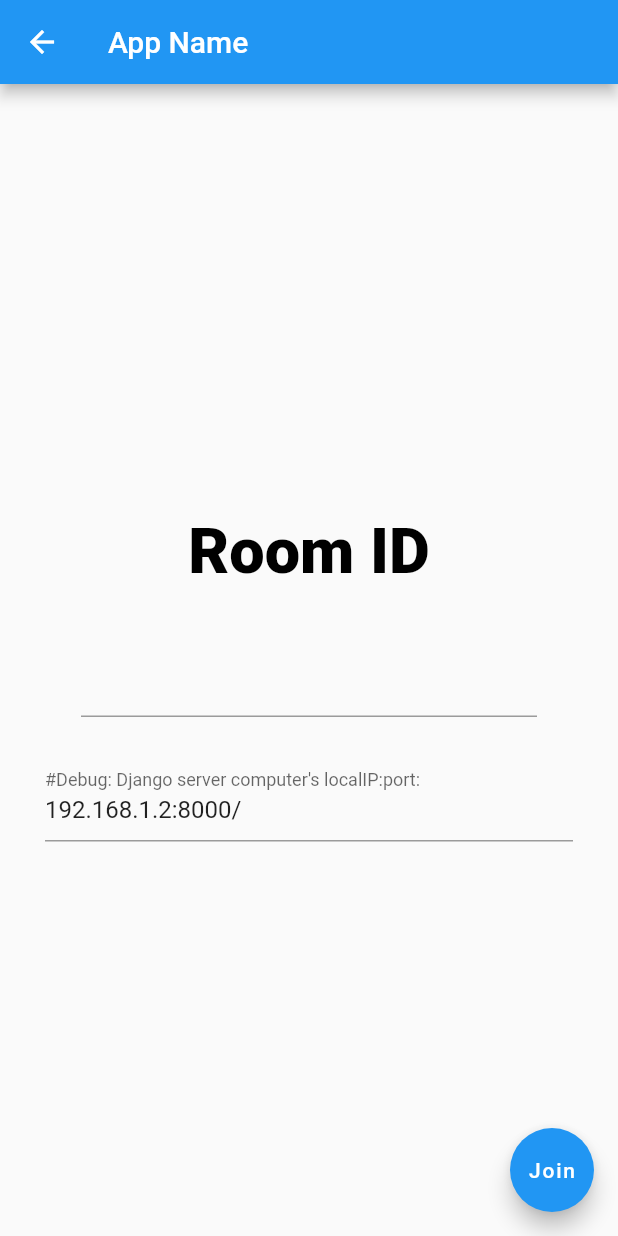
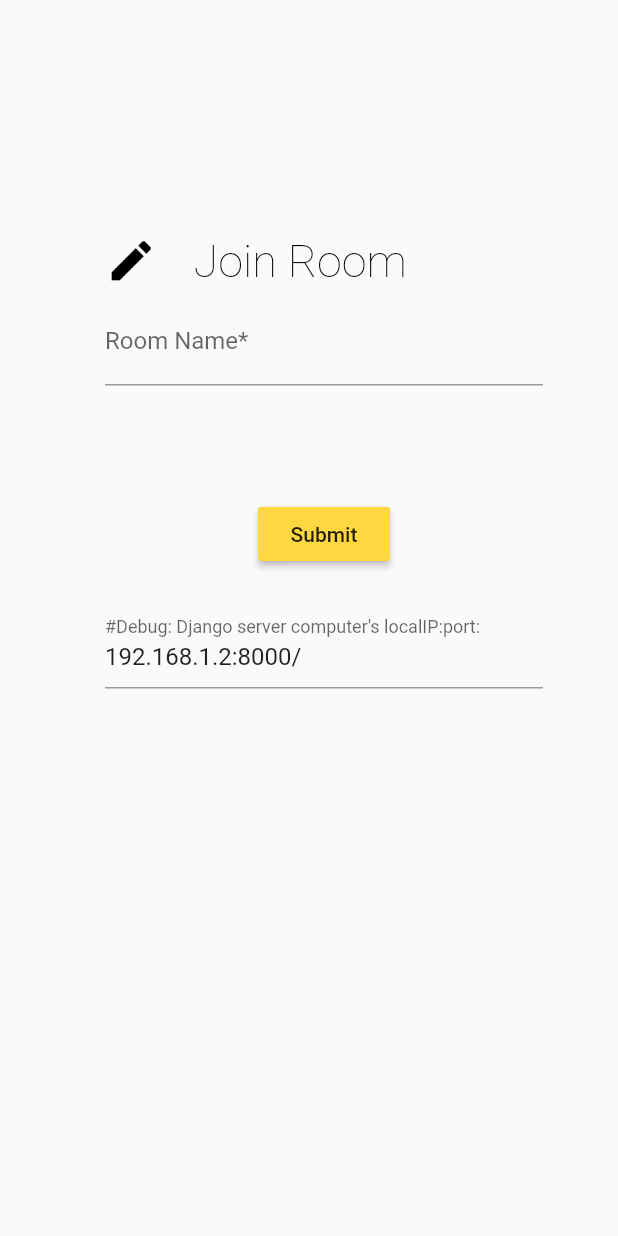
Before and after one commit to Corruption13/Attendance-Companion, a Flutter app: the JoinRoom screen opened by its route, on a phone screen of 412 x 824 dp. Run offline on Flutter 3.47's test engine with Material 2 defaults, Android fonts, the light colour scheme and no system bars; our stand-ins replace shared_preferences; accounts and stored records are empty.

```diff
--- a/Flutter/bunk_mate/lib/API.dart
+++ b/Flutter/bunk_mate/lib/API.dart
@@ -124,7 +124,7 @@ Future joinRoomAPI(String code, String debugIP) async {
     urlBase = "http://" + debugIP ;
     print("DebugIP: " + debugIP);
   }
-
+  print("Code:" + code);
   String token = await getObject('token');
 
   final http.Response response = await http.post(
@@ -134,8 +134,7 @@ Future joinRoomAPI(String code, String debugIP) async {
       'Authorization': token
     },
     body: jsonEncode(<String, String>{
-      "room_code": code,
-
+      "room_id": code,
     }),
   );
   if (response.statusCode == 201) {
--- a/Flutter/bunk_mate/lib/createRoom.dart
+++ b/Flutter/bunk_mate/lib/createRoom.dart
@@ -1,6 +1,6 @@
 import 'package:flutter/material.dart';
 import 'API.dart';
-import 'helperFunctions.dart';
+import 'AlertFunctions.dart';
 
 class CreateRoomForm extends StatefulWidget {
   @override
@@ -73,7 +73,7 @@ class _CreateRoomFormState extends State<CreateRoomForm> {
                       crossAxisAlignment: CrossAxisAlignment.center,
                       children: <Widget>[
                         Icon(
-                            Icons.whatshot,
+                            Icons.create,
                             color: const Color(0xFF000000),
                             size: 35.0),
                         SizedBox(width: 24,),
@@ -103,6 +103,7 @@ class _CreateRoomFormState extends State<CreateRoomForm> {
                       }
                       _formKey.currentState.save();
                       print("debug");
+
                       var item = await createRoomAPI(_name, _description, _debugLocalIP) ;
                       if(item == -1){
                         showAlertSimple(context, "Error", "API could not be reached");
--- a/Flutter/bunk_mate/lib/joinRoom.dart
+++ b/Flutter/bunk_mate/lib/joinRoom.dart
@@ -1,16 +1,37 @@
 import 'package:flutter/material.dart';
 import 'API.dart';
+import 'AlertFunctions.dart';
 
 class JoinRoom extends StatefulWidget {
-  JoinRoom({Key key}) : super(key: key);
   @override
-  _JoinRoomState createState() => new _JoinRoomState();
+  _JoinRoomState createState() => _JoinRoomState();
 }
 
 class _JoinRoomState extends State<JoinRoom> {
 
   String _code;
   String _debugLocalIP;
+
+  final GlobalKey<FormState>  _formKey = GlobalKey<FormState>();
+
+  Widget _buildName(){
+    return TextFormField(
+      decoration: InputDecoration(labelText: "Room Name*"),
+      // ignore: missing_return
+      validator: (String value){
+        if(value.isEmpty){
+          return "Name Required";
+        }
+
+      },
+      onSaved: (String value){
+        _code = value;
+      },
+
+    );
+  }
+
+
 
   Widget _buildLocalIP(){
     return TextFormField(
@@ -25,76 +46,86 @@ class _JoinRoomState extends State<JoinRoom> {
     );
   }
 
-  final GlobalKey<FormState>  _formKey = GlobalKey<FormState>();
+  Widget build(BuildContext context) {
+    return Scaffold(
 
-  @override
-  Widget build(BuildContext context) {
-    return new Scaffold(
-      appBar: new AppBar(
-        title: new Text('App Name'),
-      ),
-      body:
-      new Container(
-        child:
-        new Center(
-          child:
-          new Column(
-              mainAxisAlignment: MainAxisAlignment.center,
+      body: Padding(
+        padding: const EdgeInsets.all(50.0),
+        child: Container(
+
+          child: Padding(
+            padding: const EdgeInsets.fromLTRB(20, 100, 0, 10),
+            child: Form(
+              key: _formKey,
+              child: Column(
+                children: [
+                  Row(
+                      mainAxisAlignment: MainAxisAlignment.start,
                       mainAxisSize: MainAxisSize.max,
                       crossAxisAlignment: CrossAxisAlignment.center,
                       children: <Widget>[
-                new Padding(
-                  child:
-                  new Text(
-
-                    "Room ID",
-                    style: new TextStyle(fontSize:42.0,
+                        Icon(
+                            Icons.create,
                             color: const Color(0xFF000000),
-                        fontWeight: FontWeight.w900,
+                            size: 35.0),
+                        SizedBox(width: 24,),
+                        Text(
+                          "Join Room",
+                          style:  TextStyle(fontSize:30.0,
+                              color: const Color(0xFF000000),
+                              fontWeight: FontWeight.w200,
                               fontFamily: "Roboto"),
                         ),
 
-                  padding: const EdgeInsets.fromLTRB(24.0, 24.0, 24.0, 3.0),
-                ),
-
-                new Padding(
-                  child:
-                  new TextField(
-                    textAlign: TextAlign.center,
-                    style: new TextStyle(fontSize:42.0,
-                        color: const Color(0xFF000000),
-                        fontWeight: FontWeight.w300,
-                        fontFamily: "Roboto"),
-                  ),
-
-                  padding: const EdgeInsets.fromLTRB(24.0, 10.0, 24.0, 24.0),
-                ),
-
-                _buildLocalIP(),
-
+                        Padding(
+                          padding: const EdgeInsets.all(24.0),
+                        )
                       ]
 
                   ),
+                  _buildName(),
 
-        ),
-
-        padding: const EdgeInsets.all(30.0),
-        alignment: Alignment.center,
-      ),
-
-      floatingActionButton: new FloatingActionButton(
-          child: Text("Join"),
-          onPressed: (){
+                  SizedBox(height: 75,),
+                  RaisedButton(
+                    color: Colors.amberAccent,
+                    child:Text("Submit"),
+                    onPressed:  () async{
                       if(!_formKey.currentState.validate()){
                         return;
                       }
+                      _formKey.currentState.save();
+                      print("debug");
 
-            _formKey.currentState.save();
-            joinRoomAPI(_code, _debugLocalIP);
+                      var item = await joinRoomAPI(_code, _debugLocalIP);
+                      print("ITEM: " + item);
+                      if(item == -1){
+                        showAlertSimple(context, "Error", "API could not be reached");
+                      }
+                      else if(item==3){
+                        showAlertSimple(context, "Error", "Invalid Code");
+                      }
 
-          },),
+                      else if(item==1){
+                        showAlertSimple(context, "Error", "Already in Room");
+                      }
+                      else{
+                        print(item);
+                        Navigator.pushNamed(context, "created", arguments: item );
+                      }
+
+                    },
+
+                  ),
+                  SizedBox(height:20),
+                  _buildLocalIP(),
+
+
+                ],
+              ),
+            ),
+          ),
+        ),
+      ),
     );
   }
-  void fabPressed() {}
-
 }
--- a/Flutter/bunk_mate/lib/login.dart
+++ b/Flutter/bunk_mate/lib/login.dart
@@ -1,7 +1,7 @@
 import 'package:flutter/material.dart';
 import 'API.dart';
 import 'storage.dart';
-import 'helperFunctions.dart';
+import 'AlertFunctions.dart';
 
 
 class Login extends StatefulWidget {
@@ -78,7 +78,7 @@ class _LoginState extends State<Login> {
                       crossAxisAlignment: CrossAxisAlignment.center,
                       children: <Widget>[
                         Icon(
-                            Icons.whatshot,
+                            Icons.vpn_key,
                             color: const Color(0xFF000000),
                             size: 35.0),
                         SizedBox(width: 24,),
--- a/Flutter/bunk_mate/lib/main.dart
+++ b/Flutter/bunk_mate/lib/main.dart
@@ -5,6 +5,9 @@ import 'joinRoom.dart';
 import 'myRooms.dart';
 import 'roomCreated.dart';
 import 'login.dart';
+import 'enterTimeTable.dart';
+import 'createSubject.dart';
+
 
 void main() {
   runApp(MyApp());
@@ -30,6 +33,8 @@ class MyApp extends StatelessWidget {
         "joinRoom": (context) => JoinRoom(),
         "myRooms": (context) => MyRooms(),
         "created": (context) => RoomID(),
+        "timeTableForm": (context) => TimeTableForm(),
+        "createSubject": (context) => CreateSubject(),
       },
     );
   }
```
Also changed, not shown: Flutter/bunk_mate/lib/AlertFunctions.dart (renamed from Flutter/bunk_mate/lib/helperFunctions.dart, +15 -0 lines), Flutter/bunk_mate/lib/HelperFunctions.dart (added, +40 -0 lines), Flutter/bunk_mate/lib/TimeTableStructures.dart (added, +64 -0 lines), Flutter/bunk_mate/lib/createSubject.dart (added, +149 -0 lines), Flutter/bunk_mate/lib/enterTimeTable.dart (added, +171 -0 lines), Flutter/bunk_mate/lib/home.dart (+10 -0 lines), Flutter/bunk_mate/lib/storage.dart (+9 -1 lines), 1 other file. Lines whose indentation alone changed are shown as unchanged.
